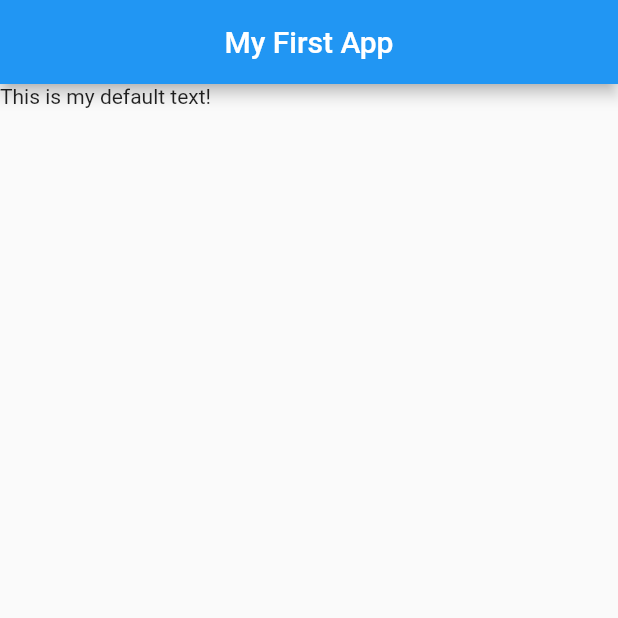
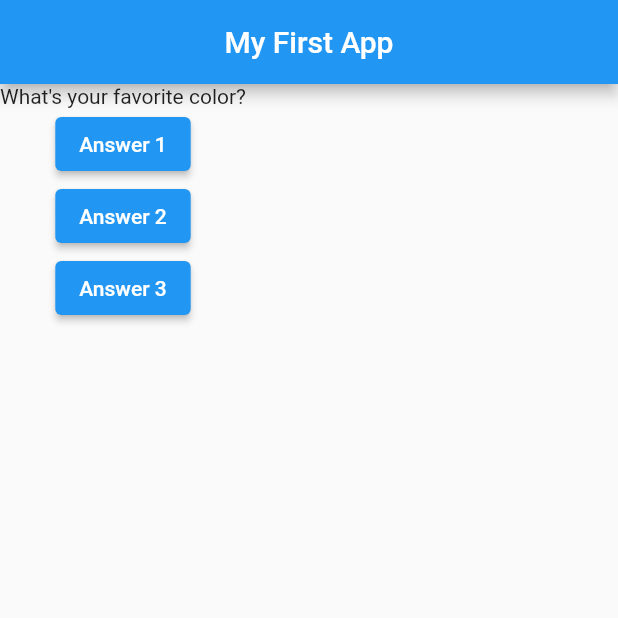
Before and after one commit to jonathanpperry/flutter-training, a Flutter app: the screen it shows after launch, on a phone screen of 412 x 824 dp, the top half of it. Run offline on Flutter 3.47's test engine with Material 2 defaults, Android fonts, the phone set to English and light mode, and no system bars.

Commit message:
Separated main.dart into a stateful widget and its state, in order to call setState to update the UI of the question text being displayed

```diff
--- a/lib/main.dart
+++ b/lib/main.dart
@@ -1,16 +1,44 @@
 import 'package:flutter/material.dart';
 
-void main() => runApp(MaterialApp(home: Home()));
+void main() => runApp(PersonalityQuizApp());
 
-class Home extends StatelessWidget {
+class PersonalityQuizApp extends StatefulWidget {
+  @override
+  State<StatefulWidget> createState() {
+    return PersonalityQuizAppState();
+  }
+}
+
+class PersonalityQuizAppState extends State<PersonalityQuizApp> {
+  var questionIndex = 0;
+
+  void answerQuestion() {
+    setState(() {
+      questionIndex = questionIndex + 1;
+    });
+  }
+
   @override
   Widget build(BuildContext context) {
-    return Scaffold(
-      appBar: AppBar(
-        title: Text("My First App"),
-        centerTitle: true,
+    var questions = [
+      'What\'s your favorite color?',
+      'What\s your favorite animal?'
+    ];
+    return MaterialApp(
+      home: Scaffold(
+        appBar: AppBar(
+          title: Text("My First App"),
+          centerTitle: true,
+        ),
+        body: Column(
+          children: [
+            Text(questions[questionIndex]),
+            ElevatedButton(child: Text("Answer 1"), onPressed: answerQuestion),
+            ElevatedButton(child: Text("Answer 2"), onPressed: answerQuestion),
+            ElevatedButton(child: Text("Answer 3"), onPressed: answerQuestion)
+          ],
+        ),
       ),
-      body: Text("This is my default text!"),
     );
   }
 }
```
Also changed, not shown: 1 other file.
